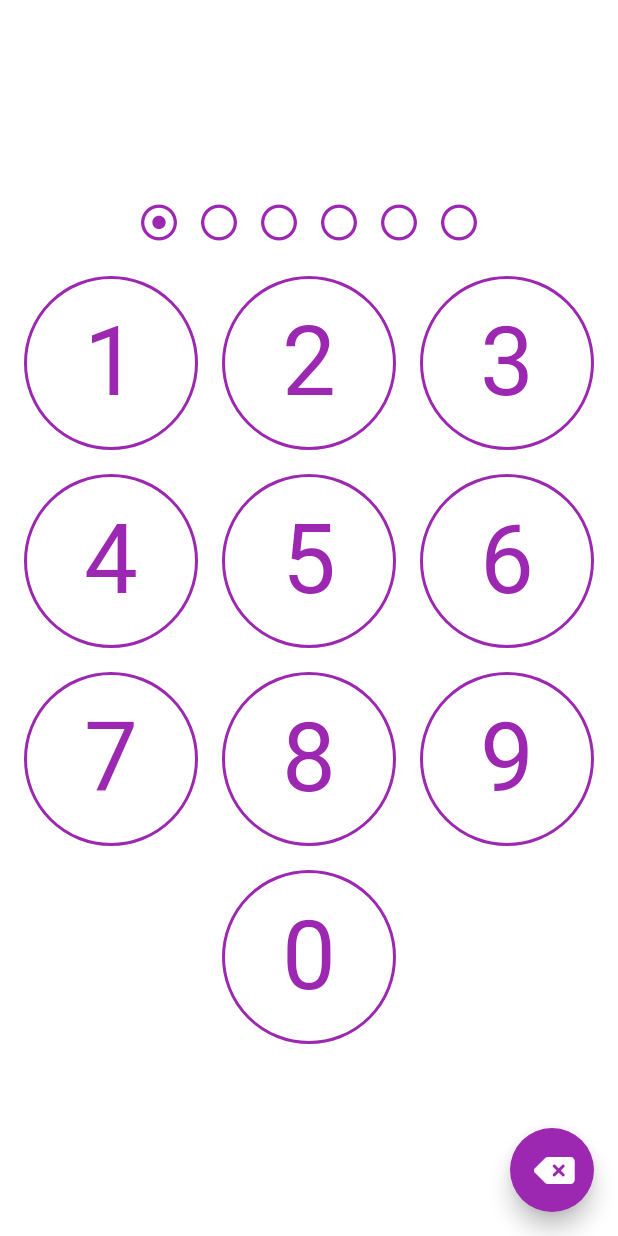
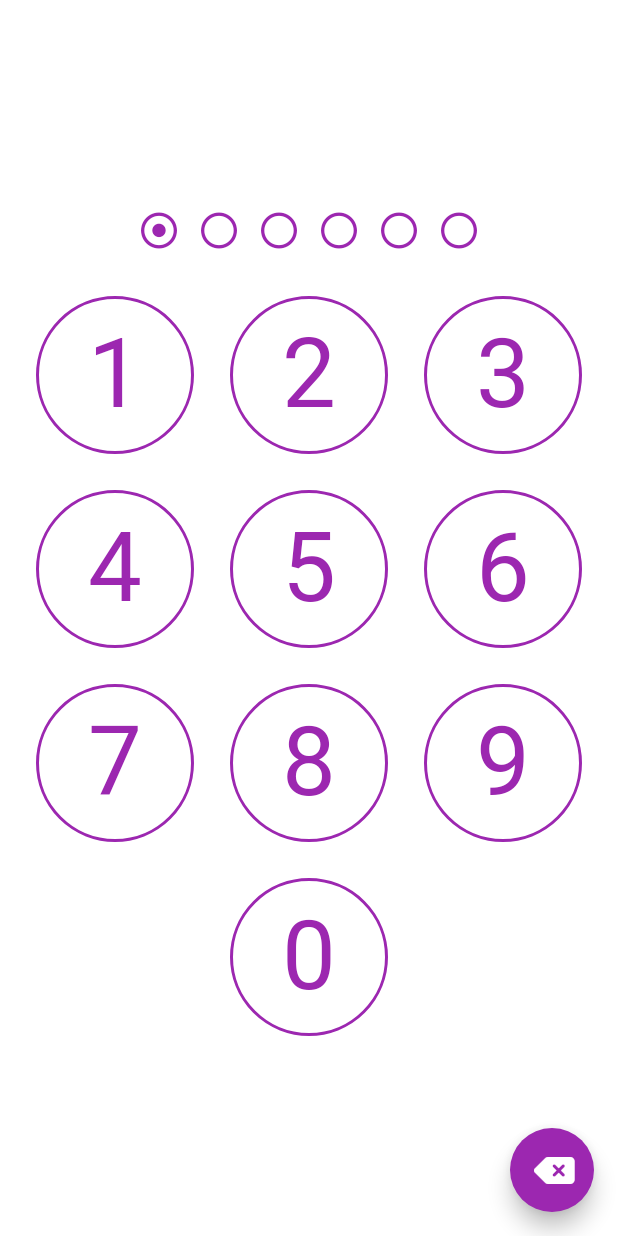
Before and after one commit to NNNXT/Challenge-For-Robinhood, a Flutter app: the screen it shows after launch, after a tap on an icon or button, on a phone screen of 412 x 824 dp. Run offline on Flutter 3.47's test engine with Material 2 defaults, Android fonts, the phone set to English and light mode, and no system bars; our stand-ins replace dio, easy_localization, flutter_secure_storage, flutter_slidable, fluttertoast, focus_detector and 2 more; network calls fail.

Commit message:
:rewind: Revert ":recycle: clean code"
This reverts commit 4030191d6cf1734f79140b2eb184ebfba314e9fb.

```diff
--- a/lib/app.dart
+++ b/lib/app.dart
@@ -11,6 +11,7 @@ import 'package:challenge_for_robinhood/navigator_route.dart';
 // Provider Modules
 import 'package:challenge_for_robinhood/network/repository/task.dart';
 import 'package:challenge_for_robinhood/src/provider/main_navigation_provider.dart';
+import 'package:challenge_for_robinhood/src/provider/todo_provider.dart';
 
 class MyApp extends StatelessWidget {
   const MyApp({super.key});
@@ -26,6 +27,9 @@ class MyApp extends StatelessWidget {
         ChangeNotifierProvider<MainNavigationProvider>(
           create: (_) => MainNavigationProvider(),
         ),
+        ChangeNotifierProvider<TodoProvider>(
+          create: (_) => TodoProvider(),
+        ),
       ],
       child: materialApp(context),
     );
--- a/lib/base/base_extension.dart
+++ b/lib/base/base_extension.dart
@@ -21,14 +21,14 @@ extension BuildContextProvide on BuildContext {
 
 extension DateHelper on DateTime {
   String formatDate() {
-    DateFormat formatter = DateFormat('dd MMMM yyyy');
+    var formatter = DateFormat('dd MMMM yyyy');
     return formatter.format(this);
   }
 
   bool isSameDate(DateTime other) => year == other.year && month == other.month && day == other.day;
 
   int getDifferenceInDaysWithNow() {
-    DateTime now = DateTime.now();
+    var now = DateTime.now();
     return now.difference(this).inDays;
   }
 }
--- a/lib/base/base_widget.dart
+++ b/lib/base/base_widget.dart
@@ -64,8 +64,8 @@ class BaseWidgetState<T extends ChangeNotifier> extends State<BaseWidget<T>> {
         )
       : child;
 
-  Widget _mainContainer() => ChangeNotifierProvider<T>.value(
-        value: model,
+  Widget _mainContainer() => ChangeNotifierProvider<T>(
+        create: (_) => model,
         child: Consumer<T>(
           builder: (context, value, child) => widget.builder(context, model, child),
           child: widget.child,
--- a/lib/model/auth_manager.dart
+++ b/lib/model/auth_manager.dart
@@ -25,7 +25,7 @@ class AuthManager {
   }
 
   String convertToSha256(String passcode) {
-    List<int> bytes = utf8.encode(passcode);
+    var bytes = utf8.encode(passcode);
     return sha256.convert(bytes).toString();
   }
 }
--- a/lib/navigator_route.dart
+++ b/lib/navigator_route.dart
@@ -43,7 +43,7 @@ extension NavigatorRoutePathExtension on NavigatorRoutePath {
   }
 }
 
-GoRouter _router = GoRouter(
+var _router = GoRouter(
   routes: <RouteBase>[
     GoRoute(
       path: NavigatorRoutePath.home.path,
--- a/lib/network/datetime_converter.dart
+++ b/lib/network/datetime_converter.dart
@@ -1,4 +1,3 @@
-// External Modules
 import 'package:json_annotation/json_annotation.dart';
 
 class CustomDateTimeConverter implements JsonConverter<DateTime, String> {
--- a/lib/network/network.dart
+++ b/lib/network/network.dart
@@ -7,8 +7,8 @@ abstract class BaseRepository {
   Dio get dataProvider => _dio;
 
   BaseRepository() {
-    String baseUrl = 'https://todo-list-api-mfchjooefq-as.a.run.app/';
-    BaseOptions options = BaseOptions(
+    var baseUrl = 'https://todo-list-api-mfchjooefq-as.a.run.app/';
+    var options = BaseOptions(
       receiveTimeout: const Duration(seconds: 60),
       connectTimeout: const Duration(seconds: 60),
       baseUrl: baseUrl,
--- a/lib/src/features/lock_screen/screen.dart
+++ b/lib/src/features/lock_screen/screen.dart
@@ -21,9 +21,9 @@ class LockScreen extends StatelessWidget {
         child: BaseWidget<LockScreenViewmodel>(
           model: LockScreenViewmodel(context: context),
           builder: (_, model, __) {
-            double width = context.media.size.width;
-            double padding = 16.0;
-            double widthWithoutPadding = (width - (padding * 4)) / 3.0;
+            var padding = 24.0;
+            var width = context.media.size.width - (padding * 4);
+            var widthWithoutPadding = width / 3;
             return Scaffold(
               body: Column(
                 mainAxisAlignment: MainAxisAlignment.center,
--- /dev/null
+++ b/lib/src/provider/todo_provider.dart
@@ -0,0 +1,4 @@
+// Flutter Modules
+import 'package:flutter/material.dart';
+
+class TodoProvider extends ChangeNotifier {}
```
Also changed, not shown: pubspec.lock, 1 other file.
